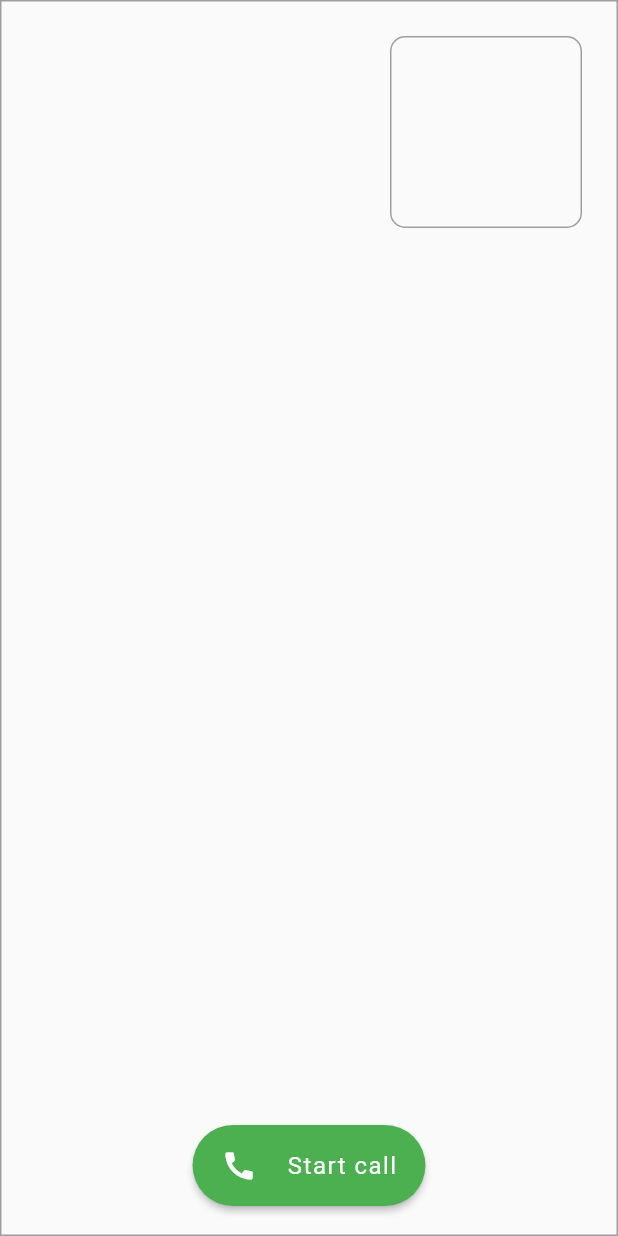
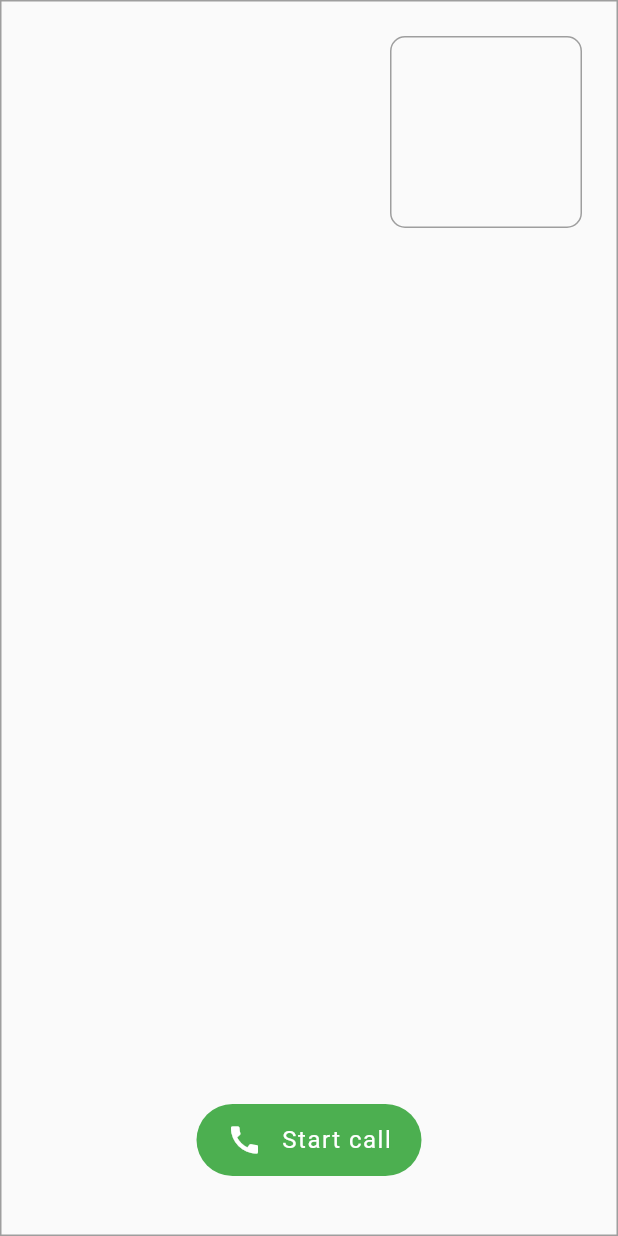
Before and after one commit to devnizamuddin/nizam_call_flutter, a Flutter app: the screen it shows after launch, on a phone screen of 412 x 824 dp. Run offline on Flutter 3.47's test engine with Material 2 defaults, Android fonts, the phone set to English and light mode, and no system bars; our stand-ins replace get, permission_handler; missing offline and left inert: agora_rtc_engine.

Commit message:
design updated

```diff
--- a/lib/app/modules/video_call/views/video_call_view.dart
+++ b/lib/app/modules/video_call/views/video_call_view.dart
@@ -26,26 +26,30 @@ class VideoCallView extends GetView<VideoCallController> {
             // Button Row
             Obx(
               () => Container(
-                padding: const EdgeInsets.all(20),
+                padding: const EdgeInsets.all(40),
                 child: Row(
                   mainAxisAlignment: MainAxisAlignment.center,
                   children: [
                     Visibility(
                       visible: controller.isJoined.value,
-                      child: RawMaterialButton(
-                        onPressed: controller.leave,
-                        elevation: 2.0,
-                        fillColor: Colors.red,
-                        child: Padding(
-                          padding: const EdgeInsets.symmetric(horizontal: 10),
+                      child: InkWell(
+                        onTap: controller.leave,
+                        child: Container(
+                          decoration: const BoxDecoration(
+                              color: Colors.red,
+                              borderRadius:
+                                  BorderRadius.all(Radius.circular(40))),
+                          width: 150,
+                          padding: const EdgeInsets.symmetric(
+                              vertical: 12, horizontal: 20),
                           child: Row(
-                            children: [
+                            mainAxisAlignment: MainAxisAlignment.spaceBetween,
+                            children: const [
                               Icon(
                                 Icons.call,
                                 size: 24,
                                 color: Colors.white,
                               ),
-                              SizedBox(width: 20),
                               Text(
                                 'End call',
                                 style: TextStyle(
@@ -56,28 +60,28 @@ class VideoCallView extends GetView<VideoCallController> {
                             ],
                           ),
                         ),
-                        padding: const EdgeInsets.all(15.0),
-                        shape: RoundedRectangleBorder(
-                            borderRadius:
-                                BorderRadius.all(Radius.circular(40))),
                       ),
                     ),
                     Visibility(
                       visible: !controller.isJoined.value,
-                      child: RawMaterialButton(
-                        onPressed: controller.join,
-                        elevation: 2.0,
-                        fillColor: Colors.green,
-                        child: Padding(
-                          padding: const EdgeInsets.symmetric(horizontal: 4),
+                      child: InkWell(
+                        onTap: controller.join,
+                        child: Container(
+                          decoration: const BoxDecoration(
+                              color: Colors.green,
+                              borderRadius:
+                                  BorderRadius.all(Radius.circular(40))),
+                          width: 150,
+                          padding: const EdgeInsets.symmetric(
+                              vertical: 12, horizontal: 20),
                           child: Row(
-                            children: [
+                            mainAxisAlignment: MainAxisAlignment.spaceBetween,
+                            children: const [
                               Icon(
                                 Icons.call,
                                 size: 24,
                                 color: Colors.white,
                               ),
-                              SizedBox(width: 20),
                               Text(
                                 'Start call',
                                 style: TextStyle(
@@ -88,10 +92,6 @@ class VideoCallView extends GetView<VideoCallController> {
                             ],
                           ),
                         ),
-                        padding: const EdgeInsets.all(15.0),
-                        shape: RoundedRectangleBorder(
-                            borderRadius:
-                                BorderRadius.all(Radius.circular(40))),
                       ),
                     ),
                   ],
```
